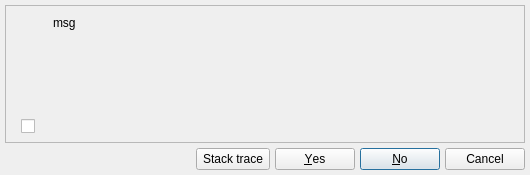
First picture: the form in libs/libgui/ui/messagebox.ui, repository pgmodeler/pgmodeler, before the edit.
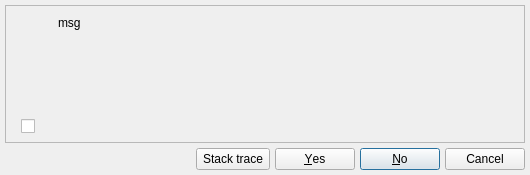
Second picture: the form after the edit. Icons and pictures are not drawn.

```diff
--- a/libs/libgui/ui/messagebox.ui
+++ b/libs/libgui/ui/messagebox.ui
@@ -121,7 +121,10 @@
           <property name="bottomMargin">
            <number>0</number>
           </property>
-          <property name="spacing">
+          <property name="horizontalSpacing">
+           <number>10</number>
+          </property>
+          <property name="verticalSpacing">
            <number>5</number>
           </property>
           <item row="0" column="0">
@@ -155,7 +158,7 @@
              <bool>true</bool>
             </property>
             <property name="sizePolicy">
-             <sizepolicy hsizetype="Preferred" vsizetype="Preferred">
+             <sizepolicy hsizetype="Preferred" vsizetype="MinimumExpanding">
               <horstretch>0</horstretch>
               <verstretch>0</verstretch>
              </sizepolicy>
@@ -191,7 +194,10 @@
              <bool>true</bool>
             </property>
             <property name="margin">
-             <number>4</number>
+             <number>0</number>
+            </property>
+            <property name="indent">
+             <number>0</number>
             </property>
             <property name="openExternalLinks">
              <bool>true</bool>
```
